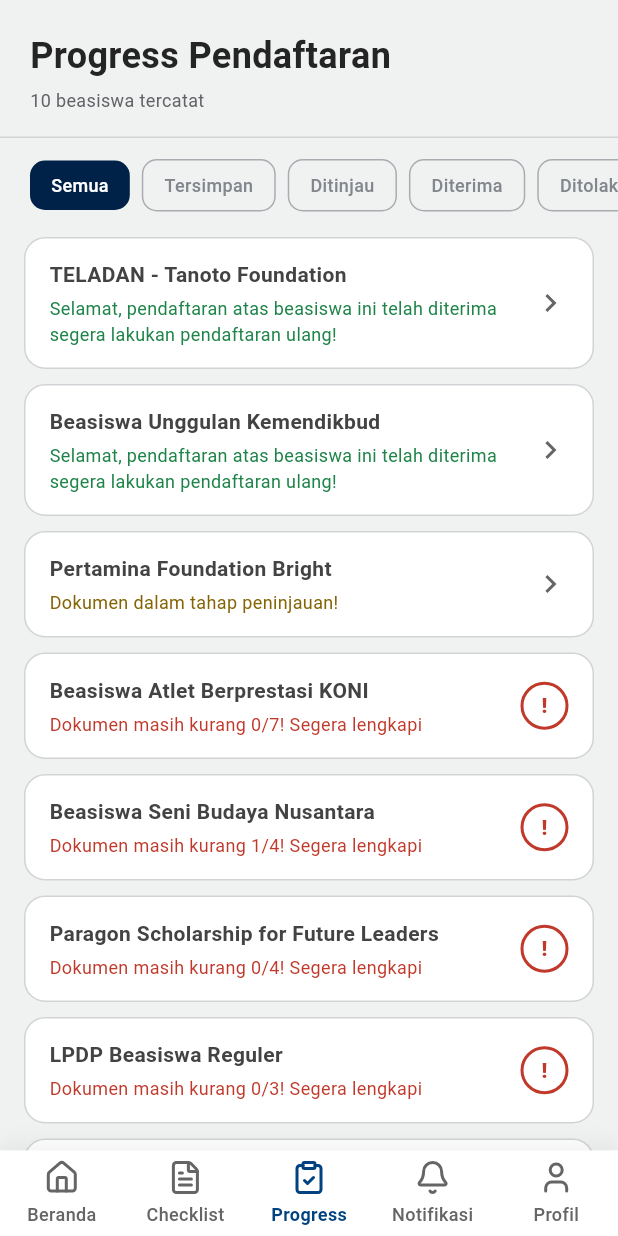
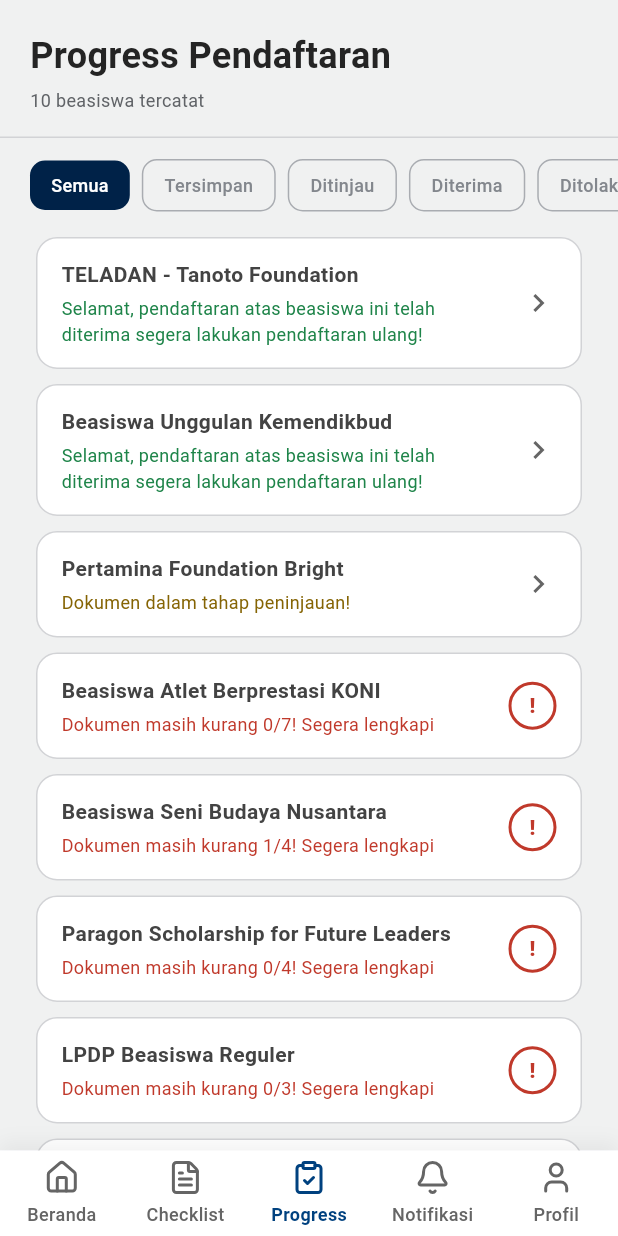
Before and after one commit to Vlensco/NUSARA, a Flutter app: the screen it shows after launch, item 3 of the bottom bar chosen, on a phone screen of 412 x 824 dp. Run offline on Flutter 3.47's test engine with Material 3 defaults, Android fonts, the phone set to English and light mode, and no system bars; our stand-ins replace flutter_riverpod, lucide_icons.

Commit message:
ui: perbaikan jarak konten pada halaman progress pendaftaran

```diff
--- a/Mobile/cabe/lib/features/progress/screens/progress_screen.dart
+++ b/Mobile/cabe/lib/features/progress/screens/progress_screen.dart
@@ -58,7 +58,6 @@
                           ? AppChipVariant.filled
                           : AppChipVariant.outline,
                       onTap: () => notifier.setFilter(filter),
-                      // Atur radius sudut: 10 = sedikit rounded, 100 = pill penuh
                       borderRadius: 10,
                     ),
                   );
@@ -81,7 +80,7 @@
                       ),
                     )
                   : ListView.builder(
-                      padding: const EdgeInsets.only(bottom: 24),
+                      padding: const EdgeInsets.fromLTRB(24, 0, 24, 24),
                       itemCount: filtered.length,
                       itemBuilder: (context, index) {
                         return ProgressItemTile(item: filtered[index]);
--- a/Mobile/cabe/lib/features/progress/widgets/progress_item_tile.dart
+++ b/Mobile/cabe/lib/features/progress/widgets/progress_item_tile.dart
@@ -15,7 +15,7 @@
     return GestureDetector(
       onTap: () => _showStatusDialog(context, ref),
       child: Container(
-        margin: const EdgeInsets.symmetric(horizontal: 16, vertical: 5),
+        margin: const EdgeInsets.symmetric(vertical: 5),
         padding: const EdgeInsets.symmetric(horizontal: 16, vertical: 14),
         decoration: BoxDecoration(
           color: AppColors.white,
```
